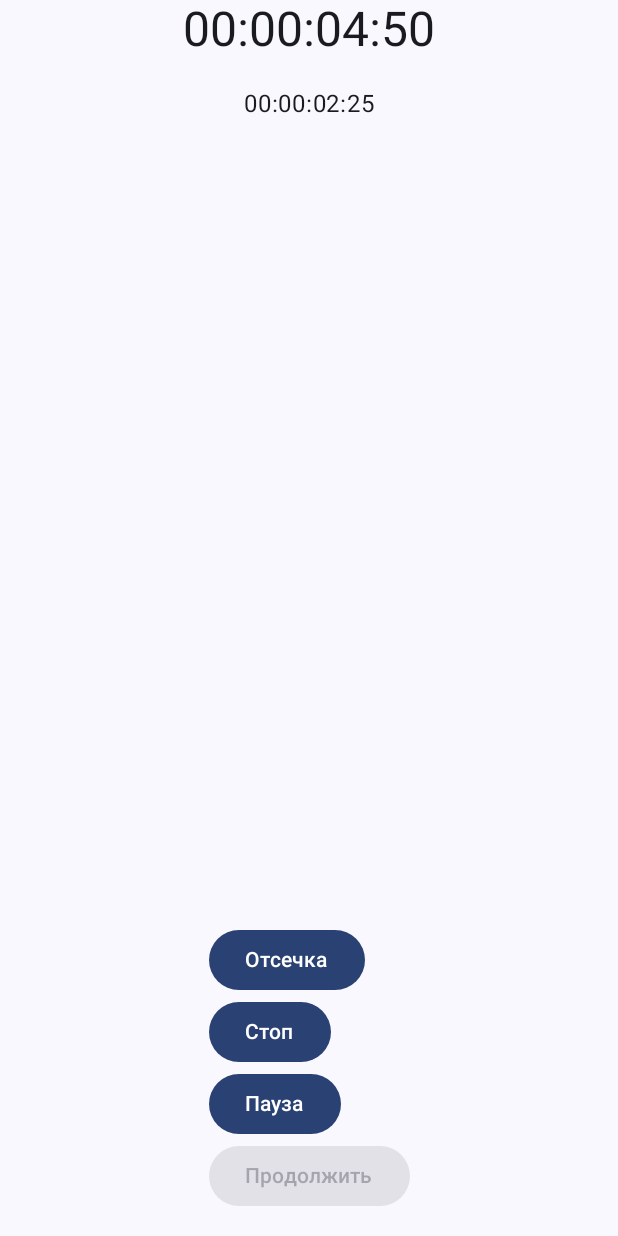
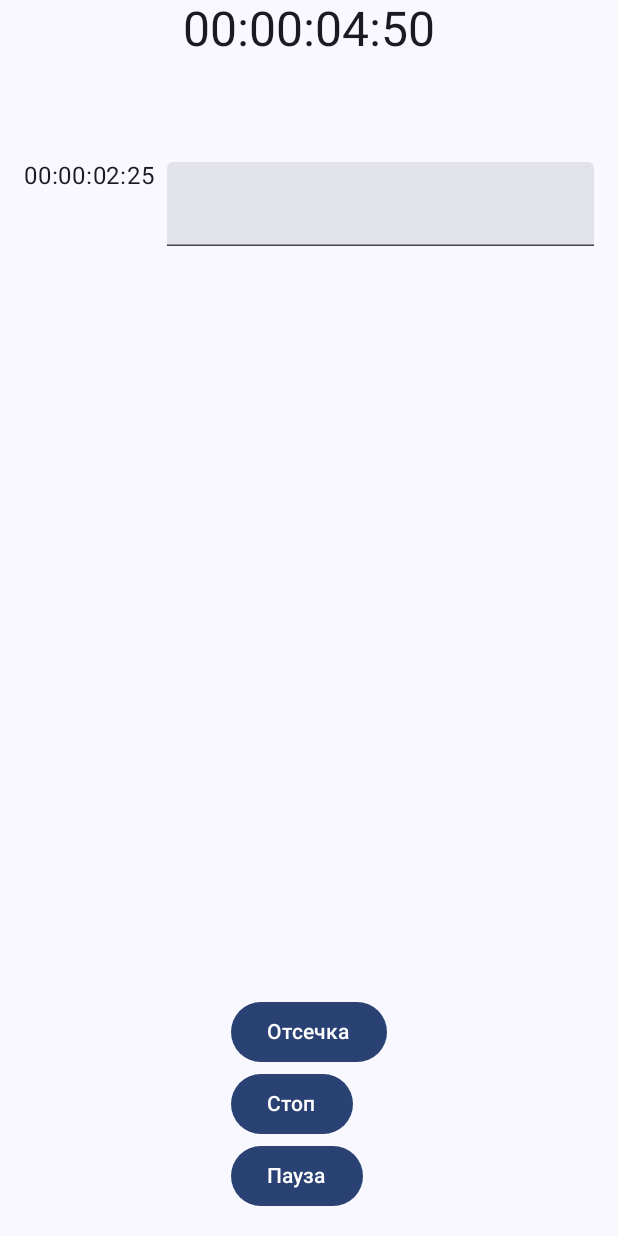
Before and after one commit to alpha-kudryash/time-sych, an Android app built with Jetpack Compose: the screen it shows after launch (MainActivity), after a tap on "Отсечка", on a phone screen of 412 x 824 dp. Run offline under Robolectric (Android 15) with nearby library versions, the phone set to English and light mode, and no system bars; 1 other tap on this screen came first.

Commit message:
Add text field

```diff
--- a/app/src/main/java/com/example/timesych/MainActivity.kt
+++ b/app/src/main/java/com/example/timesych/MainActivity.kt
@@ -21,6 +21,11 @@ import java.util.*
 import androidx.compose.runtime.mutableStateOf
 import androidx.compose.runtime.mutableStateListOf
 import androidx.activity.viewModels
+import androidx.compose.foundation.lazy.LazyColumn
+import androidx.compose.foundation.lazy.items
+import androidx.compose.foundation.lazy.itemsIndexed
+import androidx.compose.material3.TextField
+import androidx.compose.ui.focus.onFocusChanged
 import androidx.compose.ui.unit.dp
 
 class MainActivity : ComponentActivity() {
@@ -85,7 +90,8 @@ fun MainScreen(modifier: Modifier = Modifier, timerViewModel: TimerViewModel) {
     val isCutOff by remember { timerViewModel.isCutOff } // отсечка
     val cutOffTimes = timerViewModel.cutOffTimes // Список отсечек (не используем remember)
     val elapsedTime by remember { timerViewModel.elapsedTime }
-
+    val inputText by remember { timerViewModel.currentInputTextTimer } // Получаем текст из ViewModel
+    val cutOffListTexts = timerViewModel.cutOffListTextsTimer
 
     // Обработчик нажатия кнопки Старт
     val onStartClick: () -> Unit = {
@@ -105,6 +111,11 @@ fun MainScreen(modifier: Modifier = Modifier, timerViewModel: TimerViewModel) {
     // Обработчик нажатия кнопки Пауза
     val onPauseClick: () -> Unit = {
         timerViewModel.pauseTimer()
+    }
+
+    // Обработчик нажатия кнопки Продолжить
+    val onResumeClick: () -> Unit = {
+        timerViewModel.resumeTimer()
     }
 
     // Логика отсчёта времени
@@ -151,16 +162,46 @@ fun MainScreen(modifier: Modifier = Modifier, timerViewModel: TimerViewModel) {
                 text = currentTime,
                 style = androidx.compose.material3.MaterialTheme.typography.headlineLarge,
             )
-
+        }
+        LazyColumn(
+            modifier = Modifier
+                .align(Alignment.TopCenter)
+                .padding(top = 100.dp) // чтобы избежать наложения на другие элементы
+                .fillMaxWidth()
+                .padding(horizontal = 16.dp) // Добавим горизонтальные отступы
+                //.weight(1f)  // Разрешить оставшееся пространство для списка отсечек
+        ) {
             // Отображаем все времена отсечек
             if (cutOffTimes.isNotEmpty()) {
-                Spacer(modifier = Modifier.height(16.dp)) // Добавить пространство между временем и отсечками
-                cutOffTimes.forEach { time ->
+                itemsIndexed(cutOffTimes) { index, time ->  // Для каждого элемента в cutOffTimes
+                    var localInputText by remember { mutableStateOf(cutOffListTexts.getOrNull(index) ?: "") }
+                    Row(
+                        modifier = Modifier
+                            .fillMaxWidth() // Чтобы Row занимал всю ширину
+                            .padding(vertical = 4.dp) // Отступы между отсечками
+                    ) {
                     Text(
                         text = time,
                         style = androidx.compose.material3.MaterialTheme.typography.bodyLarge,
-                        modifier = Modifier.padding(vertical = 4.dp) // Добавить отступы между текстами
+                        modifier = Modifier
+                            .padding(vertical = 4.dp) // Отступы между отсечками
+                            .padding(end = 8.dp) // Отступ между временем и дополнительным текстом
                     )
+                    // Поле для редактирования текста
+                    TextField(
+                        value = localInputText,
+                        onValueChange = { localInputText = it },
+                        modifier = Modifier
+                            .weight(1f)
+                            .padding(vertical = 4.dp)
+                            .onFocusChanged { focusState ->
+                                if (!focusState.isFocused) {
+                                    // Обновить глобальный список текста, когда фокус теряется
+                                    timerViewModel.updateCutOffText(index, localInputText)
+                                }
+                            }
+                    )
+                    }
                 }
             }
         }
@@ -192,20 +233,17 @@ fun MainScreen(modifier: Modifier = Modifier, timerViewModel: TimerViewModel) {
                     Text(text = "Стоп")
                 }
 
-                // Кнопка "Пауза" (активна только если таймер запущен и не на паузе)
+                // Кнопка "Пауза-продолжить"
                 Button(
-                    onClick = onPauseClick,
-                    enabled = isTimerRunning && !isPaused
+                    onClick = {
+                        if (isTimerRunning) {
+                            onPauseClick()  // Если таймер запущен, вызываем функцию паузы
+                        } else {
+                            onStartClick()  // Если таймер на паузе, запускаем его
+                        }
+                    }
                 ) {
-                    Text(text = "Пауза")
-                }
-
-                // Кнопка "Продолжить" (активна только если на паузе)
-                Button(
-                    onClick = onStartClick,
-                    enabled = isPaused
-                ) {
-                    Text(text = "Продолжить")
+                    Text(text = if (isTimerRunning) "Пауза" else "Продолжить")
                 }
             }
         }
--- a/app/src/main/java/com/example/timesych/TimerViewModel.kt.kt
+++ b/app/src/main/java/com/example/timesych/TimerViewModel.kt.kt
@@ -14,6 +14,8 @@ class TimerViewModel : ViewModel() {
     var cutOffTimes = mutableStateListOf<String>() // Список времен при отсечке
     var pausedTime = mutableStateOf("00:00:00:00") // Время на момент паузы
     var elapsedTime = mutableStateOf(0L) // Время в миллисекундах
+    var currentInputTextTimer = mutableStateOf("") // Текст, который вводится в поле
+    var cutOffListTextsTimer  = mutableStateListOf<String>() // Массив текста, который вводится в поле
 
     // Запуск таймера
     fun startTimer() {
@@ -24,11 +26,20 @@ class TimerViewModel : ViewModel() {
         }
     }
 
+    // Обновить текст для определенной отсечки по индексу
+    fun updateCutOffText(index: Int, newText: String) {
+        if (index >= 0 && index < cutOffListTextsTimer.size) {
+            cutOffListTextsTimer[index] = newText
+        }
+    }
+
     // Отсечка
     fun cutOffTimer() {
         isCutOff.value = true
         cutOffTimer.value = currentTime.value // Сохраняем текущее время при паузе
         cutOffTimes.add(currentTime.value) // Добавляем текущее время в список отсечек
+        cutOffListTextsTimer.add(currentInputTextTimer.value)
+        currentInputTextTimer.value = ""
     }
 
     // Остановка таймера
@@ -45,4 +56,10 @@ class TimerViewModel : ViewModel() {
         isTimerRunning.value = false
         pausedTime.value = currentTime.value // Сохраняем текущее время при паузе
     }
+
+    // Продолжить таймер
+    fun resumeTimer() {
+        isPaused.value = false
+        isTimerRunning.value = true
+    }
 }
```
